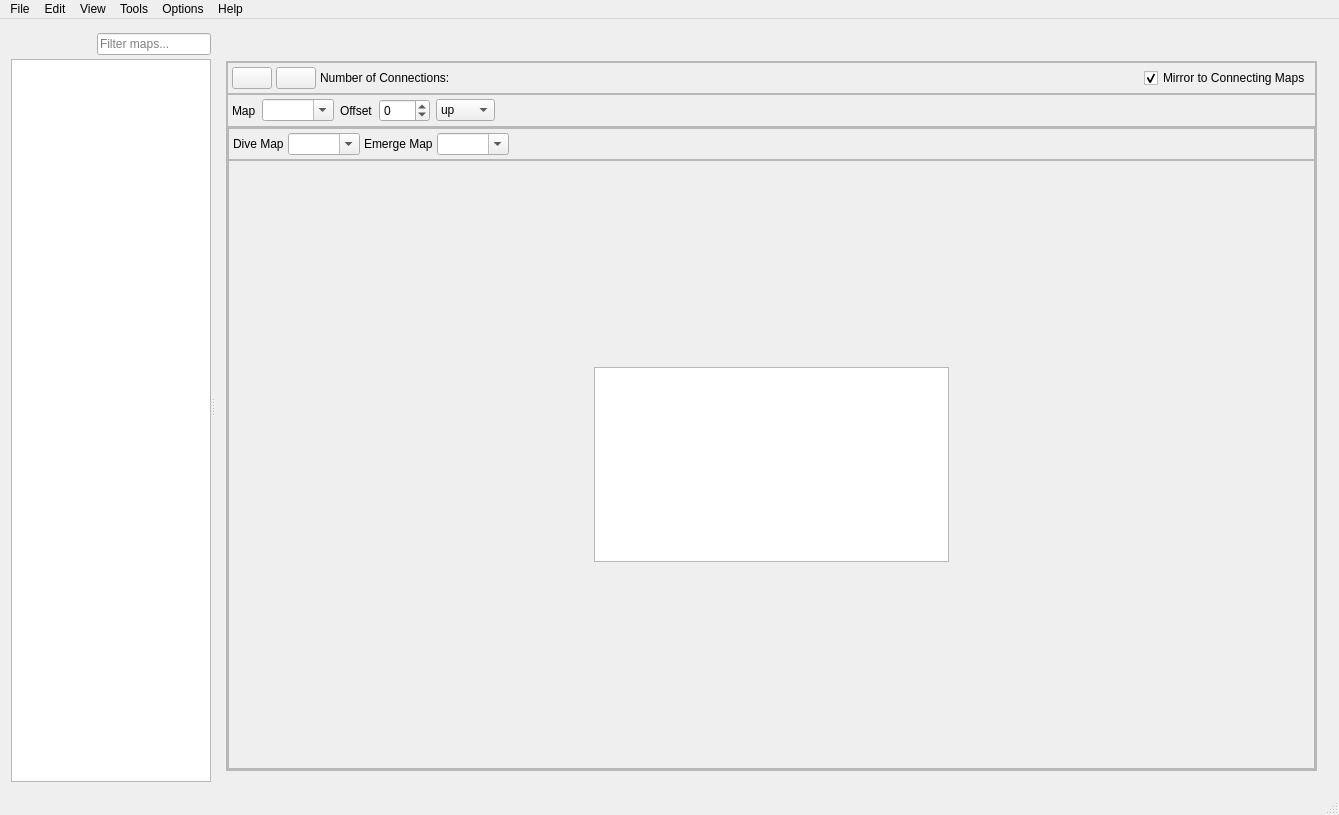
huderlem/porymap, file forms/mainwindow.ui: the form before one commit.
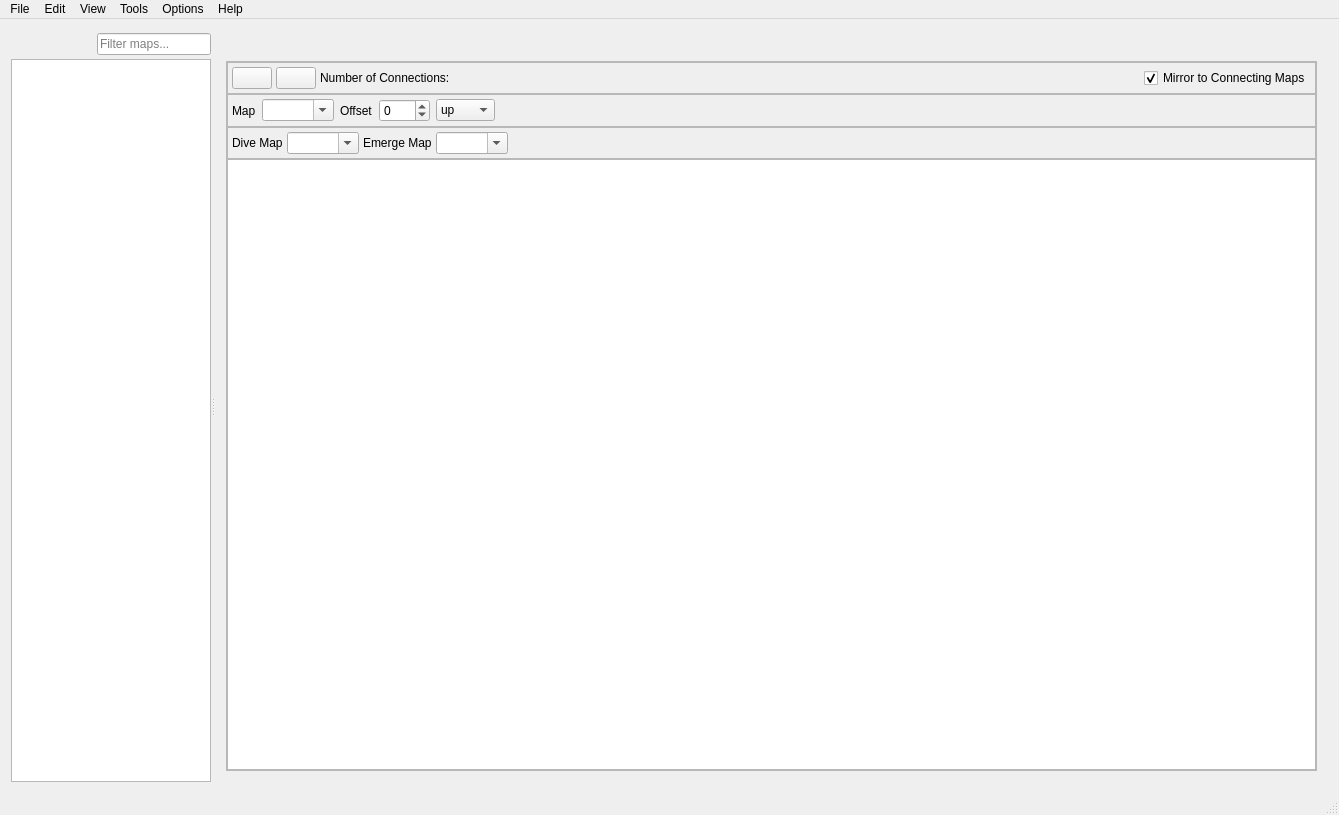
The form after the commit. The open tabs and pages were chosen to show the change. Icons and pictures are not drawn. Custom widgets are drawn as their Qt base class.

Commit message: Remove scrollArea surrounding graphicsView_Connections

```diff
--- a/forms/mainwindow.ui
+++ b/forms/mainwindow.ui
@@ -2195,7 +2195,41 @@
                  </layout>
                 </widget>
                </item>
-               <item row="2" column="0">
+               <item row="6" column="0">
+                <widget class="QGraphicsView" name="graphicsView_Connections">
+                 <property name="sizePolicy">
+                  <sizepolicy hsizetype="Expanding" vsizetype="Expanding">
+                   <horstretch>0</horstretch>
+                   <verstretch>0</verstretch>
+                  </sizepolicy>
+                 </property>
+                 <property name="mouseTracking">
+                  <bool>false</bool>
+                 </property>
+                 <property name="autoFillBackground">
+                  <bool>false</bool>
+                 </property>
+                 <property name="verticalScrollBarPolicy">
+                  <enum>Qt::ScrollBarAsNeeded</enum>
+                 </property>
+                 <property name="horizontalScrollBarPolicy">
+                  <enum>Qt::ScrollBarAsNeeded</enum>
+                 </property>
+                 <property name="sizeAdjustPolicy">
+                  <enum>QAbstractScrollArea::AdjustIgnored</enum>
+                 </property>
+                 <property name="dragMode">
+                  <enum>QGraphicsView::NoDrag</enum>
+                 </property>
+                 <property name="transformationAnchor">
+                  <enum>QGraphicsView::AnchorUnderMouse</enum>
+                 </property>
+                 <property name="resizeAnchor">
+                  <enum>QGraphicsView::AnchorUnderMouse</enum>
+                 </property>
+                </widget>
+               </item>
+               <item row="4" column="0">
                 <widget class="QFrame" name="horizontalFrame2">
                  <property name="sizePolicy">
                   <sizepolicy hsizetype="Expanding" vsizetype="Fixed">
@@ -2311,121 +2345,7 @@
                  </layout>
                 </widget>
                </item>
-               <item row="3" column="0">
-                <widget class="QFrame" name="gridFrame1">
-                 <property name="frameShape">
-                  <enum>QFrame::StyledPanel</enum>
-                 </property>
-                 <property name="frameShadow">
-                  <enum>QFrame::Raised</enum>
-                 </property>
-                 <layout class="QGridLayout" name="gridLayout_13">
-                  <property name="leftMargin">
-                   <number>0</number>
-                  </property>
-                  <property name="topMargin">
-                   <number>0</number>
-                  </property>
-                  <property name="rightMargin">
-                   <number>0</number>
-                  </property>
-                  <property name="bottomMargin">
-                   <number>0</number>
-                  </property>
-                  <property name="spacing">
-                   <number>0</number>
-                  </property>
-                  <item row="1" column="0">
-                   <widget class="QScrollArea" name="scrollArea_5">
-                    <property name="sizePolicy">
-                     <sizepolicy hsizetype="Expanding" vsizetype="Expanding">
-                      <horstretch>1</horstretch>
-                      <verstretch>0</verstretch>
-                     </sizepolicy>
-                    </property>
-                    <property name="widgetResizable">
-                     <bool>true</bool>
-                    </property>
-                    <widget class="QWidget" name="scrollAreaWidgetContents_3">
-                     <property name="geometry">
-                      <rect>
-                       <x>0</x>
-                       <y>0</y>
-                       <width>118</width>
-                       <height>118</height>
-                      </rect>
-                     </property>
-                     <layout class="QGridLayout" name="gridLayout_14">
-                      <item row="1" column="2">
-                       <spacer name="horizontalSpacer_8">
-                        <property name="orientation">
-                         <enum>Qt::Horizontal</enum>
-                        </property>
-                        <property name="sizeHint" stdset="0">
-                         <size>
-                          <width>40</width>
-                          <height>20</height>
-                         </size>
-                        </property>
-                       </spacer>
-                      </item>
-                      <item row="2" column="1">
-                       <spacer name="verticalSpacer_2">
-                        <property name="orientation">
-                         <enum>Qt::Vertical</enum>
-                        </property>
-                        <property name="sizeHint" stdset="0">
-                         <size>
-                          <width>20</width>
-                          <height>40</height>
-                         </size>
-                        </property>
-                       </spacer>
-                      </item>
-                      <item row="0" column="1">
-                       <spacer name="verticalSpacer">
-                        <property name="orientation">
-                         <enum>Qt::Vertical</enum>
-                        </property>
-                        <property name="sizeHint" stdset="0">
-                         <size>
-                          <width>20</width>
-                          <height>40</height>
-                         </size>
-                        </property>
-                       </spacer>
-                      </item>
-                      <item row="1" column="1">
-                       <widget class="QGraphicsView" name="graphicsView_Connections">
-                        <property name="backgroundBrush">
-                         <brush brushstyle="SolidPattern">
-                          <color alpha="255">
-                           <red>0</red>
-                           <green>0</green>
-                           <blue>0</blue>
-                          </color>
-                         </brush>
-                        </property>
-                       </widget>
-                      </item>
-                      <item row="1" column="0">
-                       <spacer name="horizontalSpacer_7">
-                        <property name="orientation">
-                         <enum>Qt::Horizontal</enum>
-                        </property>
-                        <property name="sizeHint" stdset="0">
-                         <size>
-                          <width>40</width>
-                          <height>20</height>
-                         </size>
-                        </property>
-                       </spacer>
-                      </item>
-                     </layout>
-                    </widget>
-                   </widget>
-                  </item>
-                  <item row="0" column="0">
+               <item row="5" column="0">
                    <widget class="QFrame" name="horizontalFrame3">
                     <property name="sizePolicy">
                      <sizepolicy hsizetype="Expanding" vsizetype="Preferred">
@@ -2501,9 +2421,6 @@
                         </size>
                        </property>
                       </spacer>
-                     </item>
-                    </layout>
-                   </widget>
                   </item>
                  </layout>
                 </widget>
```
Left out of the diff: 2 changed lines with no effect on the pictures. Lines whose indentation alone changed are shown as unchanged. The commit also changes 1 other file.
